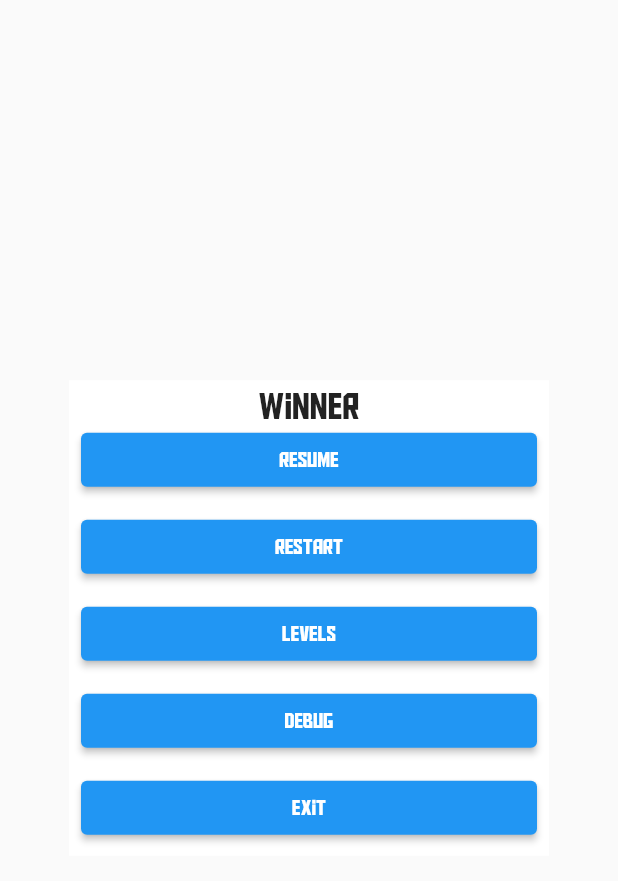
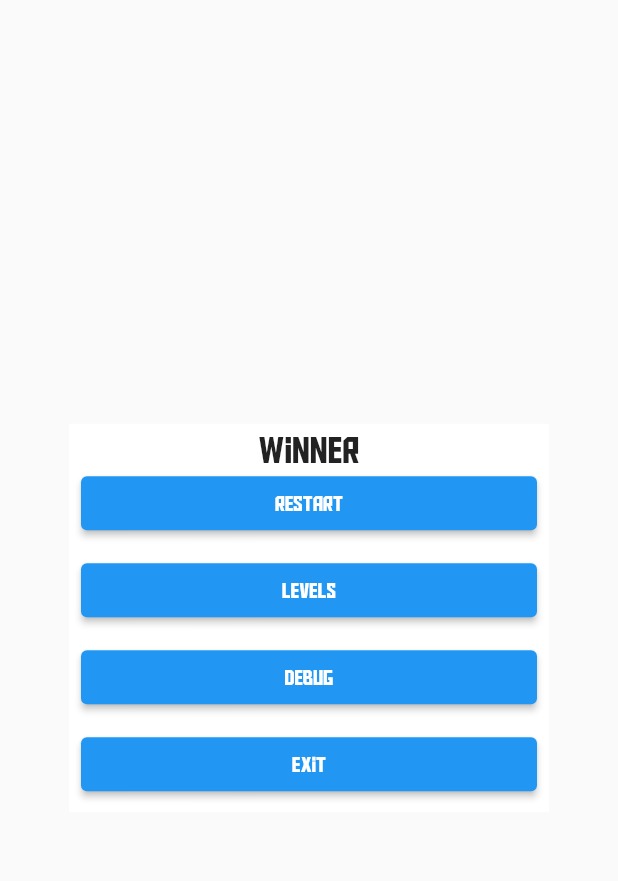
Before and after one commit to wolfenrain/moonlander, a Flutter app: the PauseMenu widget shown alone on an empty page, opened directly with empty values, on a phone screen of 412 x 824 dp. Shown: the top 881 px of the screen. Run offline on Flutter 3.47's test engine with Material 2 defaults, Android fonts, the phone set to English and light mode, and no system bars; missing offline and left inert: dart:html, flame.

Commit message:
Fixed buttons in pause menu

```diff
--- a/lib/widgets/pause_menu.dart
+++ b/lib/widgets/pause_menu.dart
@@ -29,11 +29,13 @@ class PauseMenu extends StatelessWidget {
                     style: Theme.of(context).textTheme.headline5,
                   ),
                 ),
-                ElevatedButton(
-                  onPressed: () => game.overlays.remove('pause'),
-                  child: const Text('Resume'),
-                ),
-                const Padding(padding: EdgeInsets.only(top: 10)),
+                if (GameState.playState == PlayingState.paused)
+                  ElevatedButton(
+                    onPressed: () => game.overlays.remove('pause'),
+                    child: const Text('Resume'),
+                  ),
+                if (GameState.playState == PlayingState.paused)
+                  const Padding(padding: EdgeInsets.only(top: 10)),
                 ElevatedButton(
                   onPressed: () {
                     game.overlays.remove('pause');
```
